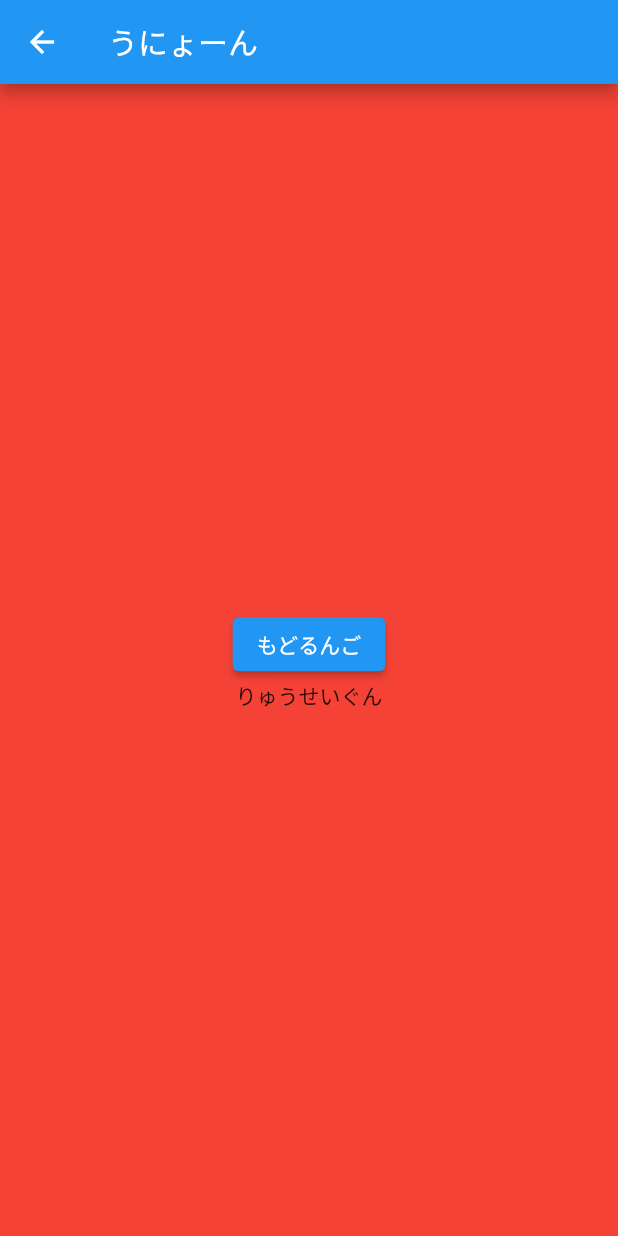
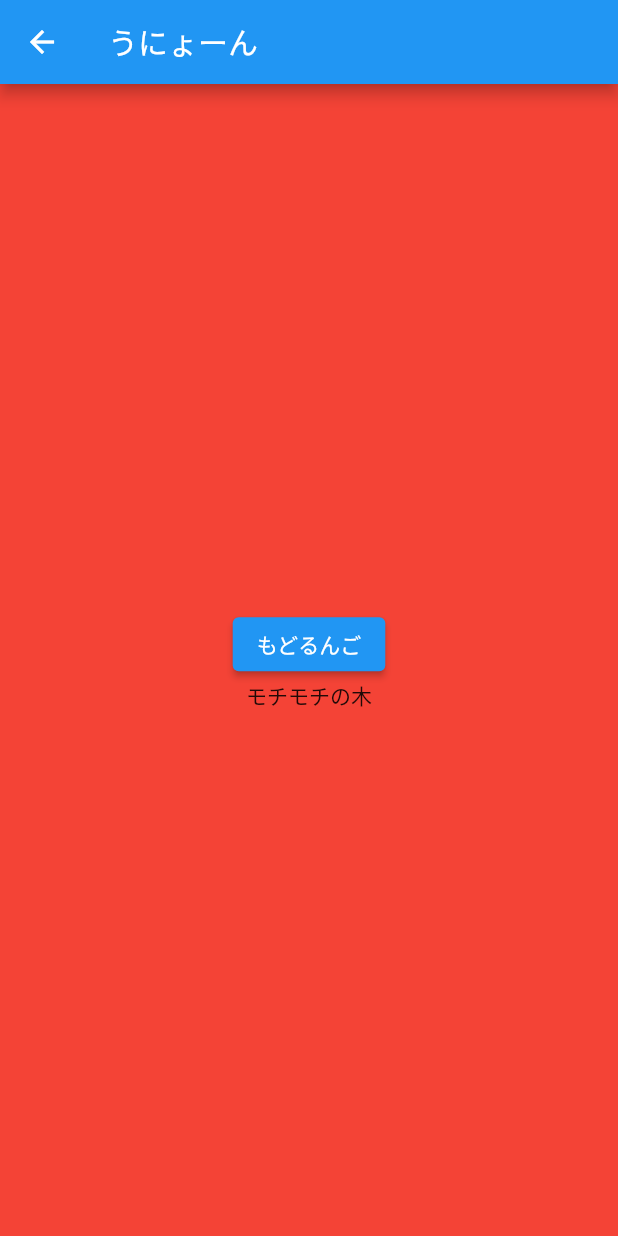
Before and after one commit to usausarie/flutter_tutotial, a Flutter app: the screen it shows after launch, after a tap on "遷移", on a phone screen of 412 x 824 dp. Run offline on Flutter 3.47's test engine with Material 2 defaults, Android fonts, the light colour scheme and no system bars.

Commit message:
モチモチの木

```diff
--- a/lib/main.dart
+++ b/lib/main.dart
@@ -54,7 +54,7 @@ class _MyHomePageState extends State<MyHomePage> {
           onPressed: () {
             final result = Navigator.push(
               context,
-              MaterialPageRoute(builder: (context) => NextPage("りゅうせいぐん")),
+              MaterialPageRoute(builder: (context) => NextPage("モチモチの木")),
             );
           },
         ),
```
